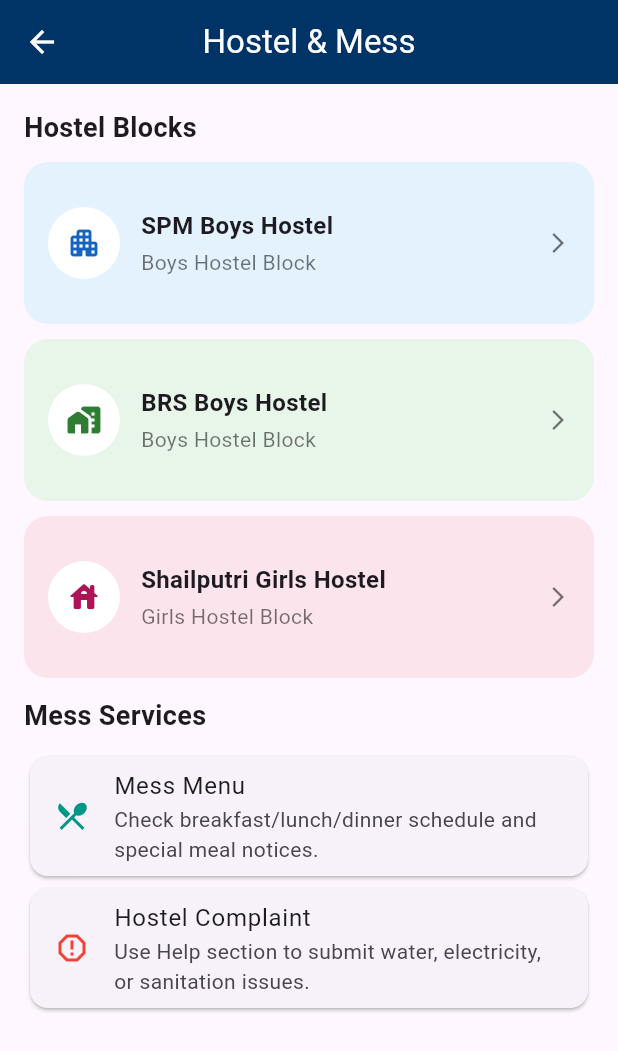
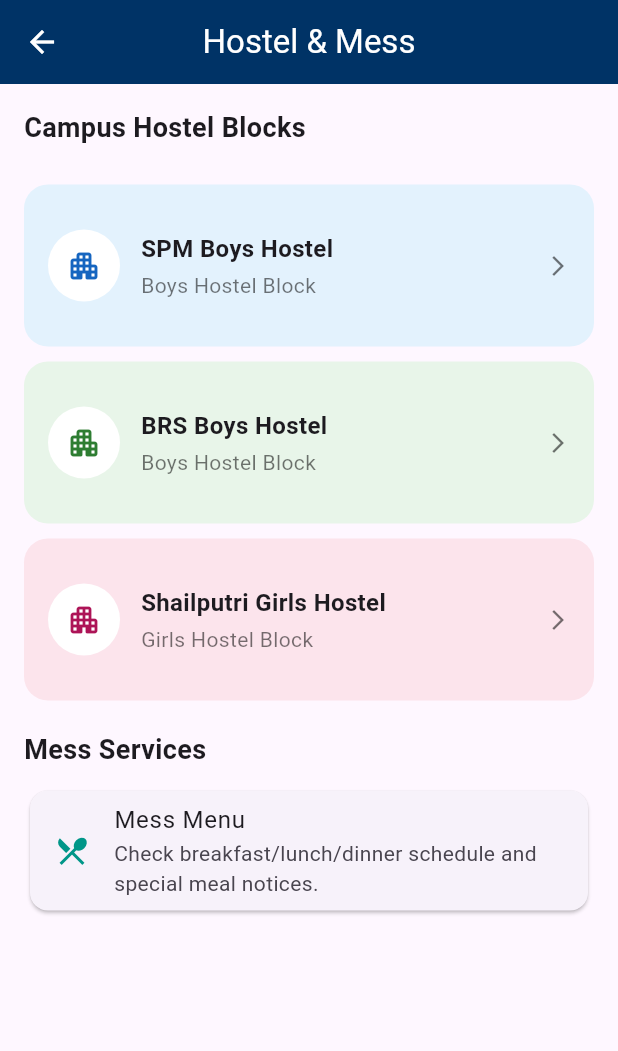
Before and after one commit to kush7511/cujammu, a Flutter app: the _HostelMessPage screen opened directly, on a phone screen of 412 x 824 dp. Shown: the top 1051 px of the screen. Run offline on Flutter 3.47's test engine with Material 3 defaults, Android fonts, the light colour scheme and no system bars; our stand-ins replace cloud_firestore, firebase_core, firebase_messaging, geolocator, image_picker, local_auth and 5 more; missing offline and left inert: android_intent_plus, syncfusion_flutter_pdfviewer; accounts and stored records are empty.

Commit message:
Updates hostel info UI and removes Firestore plugin
Improves clarity of hostel block section and adjusts visual spacing for better readability.
Removes hostel complaint card to streamline dashboard.
Changes default student email format and updates seed data.
Drops unused Firestore plugin from Windows build to reduce dependencies.

```diff
--- a/lib/data/hostel_student_db.dart
+++ b/lib/data/hostel_student_db.dart
@@ -130,7 +130,7 @@ class HostelStudent {
       phoneNumber: json["phoneNumber"] as String? ?? "Not Available",
       email:
           json["email"] as String? ??
-          "${enrollmentNumber.toLowerCase()}@student.cujammu.ac.in",
+          "${enrollmentNumber.toLowerCase()}.ccs@cujammu.ac.in",
       department:
           json["department"] as String? ?? "B.Tech CSE Cybersecurity",
       academicYear: json["academicYear"] as String? ?? "1st Year",
@@ -255,10 +255,10 @@ const HostelStudent _developmentStudentSeed = HostelStudent(
   enrollmentNumber: "24BECCS25",
   password: "Kush@7511",
   name: "Kush Kumar",
-  roomNumber: "Dev-Room-01",
+  roomNumber: "S-46",
   fatherName: "Naresh Chand",
   phoneNumber: "9541232575",
-  email: "24beccs25@student.cujammu.ac.in",
+  email: "24beccs25.ccs@cujammu.ac.in",
   department: "B.Tech CSE Cybersecurity",
   academicYear: "2nd Year",
   guardianContact: "9541232575",
--- a/lib/screens/tabs/dashboard_tab.dart
+++ b/lib/screens/tabs/dashboard_tab.dart
@@ -796,10 +796,10 @@ class _HostelMessPage extends StatelessWidget {
         padding: const EdgeInsets.all(16),
         children: const [
           Text(
-            "Hostel Blocks",
+            "Campus Hostel Blocks",
             style: TextStyle(fontSize: 18, fontWeight: FontWeight.bold),
           ),
-          SizedBox(height: 10),
+          SizedBox(height: 25),
           _HostelBlockTile(
             name: "SPM Boys Hostel",
             subtitle: "Boys Hostel Block",
@@ -812,7 +812,7 @@ class _HostelMessPage extends StatelessWidget {
           _HostelBlockTile(
             name: "BRS Boys Hostel",
             subtitle: "Boys Hostel Block",
-            icon: Icons.home_work_rounded,
+            icon: Icons.apartment_rounded,
             backgroundColor: Color(0xFFE8F5E9),
             iconColor: Color(0xFF2E7D32),
             hostelBlock: HostelBlock.brsBoys,
@@ -821,12 +821,12 @@ class _HostelMessPage extends StatelessWidget {
           _HostelBlockTile(
             name: "Shailputri Girls Hostel",
             subtitle: "Girls Hostel Block",
-            icon: Icons.house_rounded,
+            icon: Icons.apartment_rounded,
             backgroundColor: Color(0xFFFCE4EC),
             iconColor: Color(0xFFAD1457),
             hostelBlock: HostelBlock.shailputriGirls,
           ),
-          SizedBox(height: 12),
+          SizedBox(height: 20),
           Text(
             "Mess Services",
             style: TextStyle(fontSize: 18, fontWeight: FontWeight.bold),
@@ -838,15 +838,6 @@ class _HostelMessPage extends StatelessWidget {
               title: Text("Mess Menu"),
               subtitle: Text(
                 "Check breakfast/lunch/dinner schedule and special meal notices.",
-              ),
-            ),
-          ),
-          Card(
-            child: ListTile(
-              leading: Icon(Icons.report_gmailerrorred, color: Colors.red),
-              title: Text("Hostel Complaint"),
-              subtitle: Text(
-                "Use Help section to submit water, electricity, or sanitation issues.",
               ),
             ),
           ),
```
Also changed, not shown: 2 other files.
